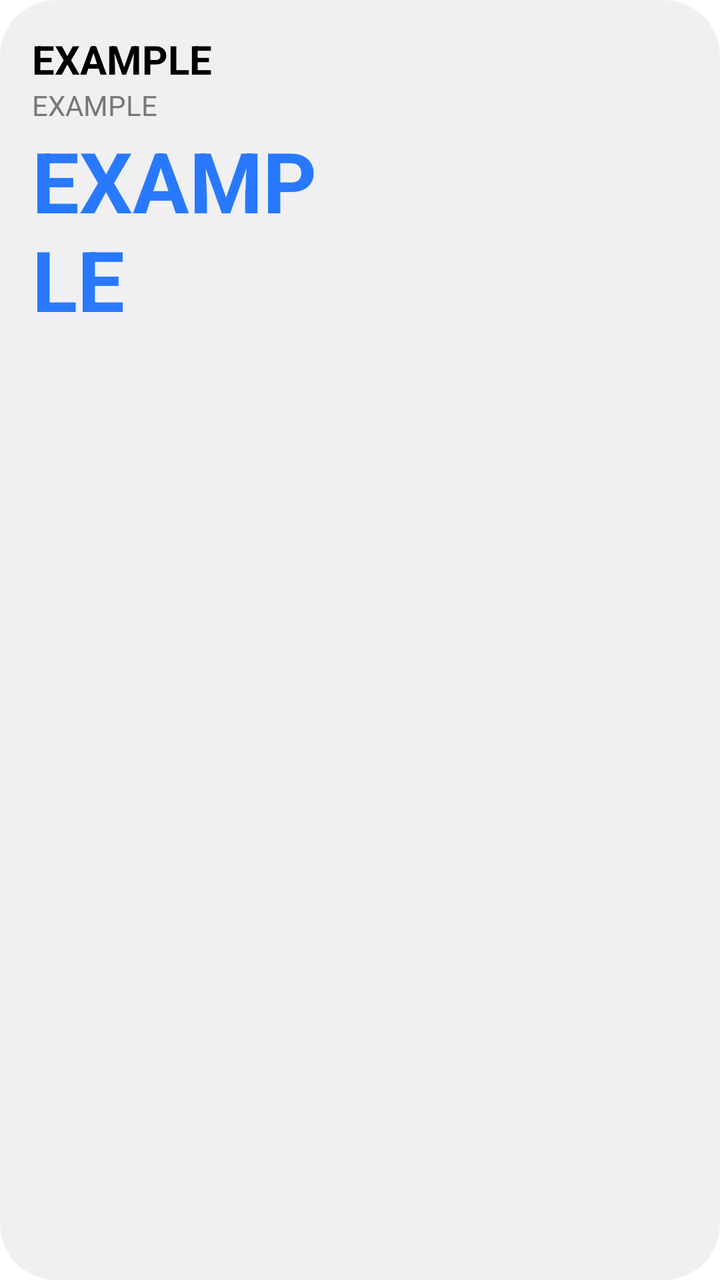
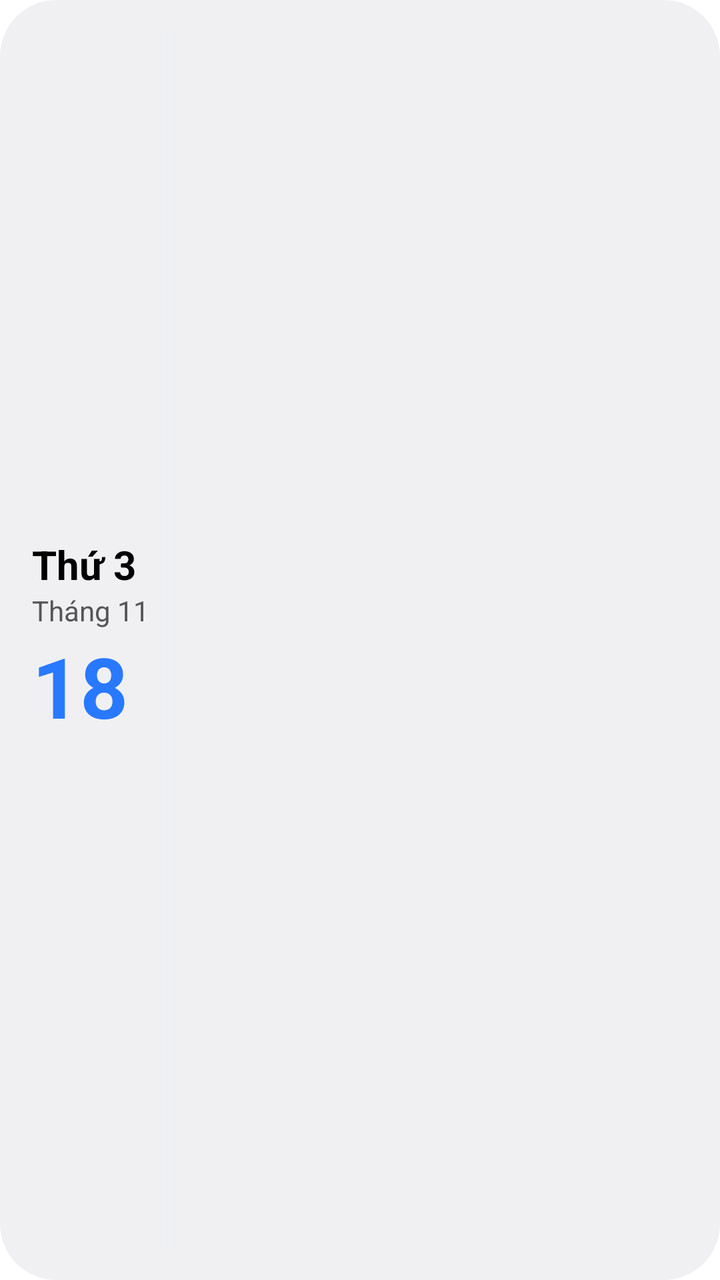

Two renders of the same Android screen: before a commit and after it. Below are the layout's source before the change and the commit's diff.
<!-- AndroidManifest.xml: fallback theme Theme.MaterialComponents.DayNight.NoActionBar -->
<!-- res/layout/schedule_widget.xml -->
<RelativeLayout xmlns:android="http://schemas.android.com/apk/res/android"
    style="@style/Widget.Android.AppWidget.Container"
    android:layout_width="match_parent"
    android:layout_height="match_parent"
    android:theme="@style/Theme.Android.AppWidgetContainer">

    <LinearLayout
        android:id="@+id/scheduleContainer"
        android:orientation="horizontal"
        android:layout_width="match_parent"
        android:layout_height="wrap_content"
        android:gravity="center_vertical">
        <LinearLayout
            android:id="@+id/date_section"
            android:orientation="vertical"
            android:layout_width="160dp"
            android:layout_height="wrap_content"
            android:layout_alignParentStart="true">

            <TextView
                android:id="@+id/tvWeekday"
                android:layout_width="wrap_content"
                android:layout_height="wrap_content"
                android:text="@string/appwidget_text"
                android:contentDescription="@string/appwidget_text"
                android:textSize="20sp"
                android:textStyle="bold"
                android:textColor="#000000"/>

            <TextView
                android:id="@+id/tvMonth"
                android:layout_width="wrap_content"
                android:layout_height="wrap_content"
                android:text="@string/appwidget_text"
                android:contentDescription="@string/appwidget_text"
                android:textSize="14sp"
                android:textColor="#777777"/>

            <TextView
                android:id="@+id/tvDay"
                android:layout_width="wrap_content"
                android:layout_height="wrap_content"
                android:text="@string/appwidget_text"
                android:contentDescription="@string/appwidget_text"
                android:textSize="42sp"
                android:textStyle="bold"
                android:textColor="#2979FF"/>
        </LinearLayout>


    <ListView
        android:id="@+id/lvSchedule"
        android:layout_width="match_parent"
        android:layout_height="match_parent"
        android:layout_toEndOf="@id/scheduleContainer"
        android:divider="@android:color/transparent"
        android:dividerHeight="8dp"/>
    </LinearLayout>

</RelativeLayout>
<!-- resources referenced by this layout -->
<resources>
  <string name="appwidget_text">EXAMPLE</string>
  <style name="Theme.Android.AppWidgetContainer" parent="Theme.Android.AppWidgetContainerParent">
          
          <item name="appWidgetPadding">16dp</item>
      </style>
  <style name="Widget.Android.AppWidget.Container" parent="android:Widget">
          <item name="android:id">@android:id/background</item>
          <item name="android:background">?android:attr/colorBackground</item>
      </style>
  <style name="Theme.Android.AppWidgetContainerParent" parent="@android:style/Theme.DeviceDefault">
          
          <item name="appWidgetRadius">16dp</item>
          
          <item name="appWidgetInnerRadius">8dp</item>
      </style>
</resources>

<!-- the commit's change to res/layout/schedule_widget.xml (unified diff, before → after) -->
@@ -8,21 +8,20 @@
         android:id="@+id/scheduleContainer"
         android:orientation="horizontal"
         android:layout_width="match_parent"
-        android:layout_height="wrap_content"
+        android:layout_height="match_parent"
         android:gravity="center_vertical">
         <LinearLayout
             android:id="@+id/date_section"
             android:orientation="vertical"
-            android:layout_width="160dp"
-            android:layout_height="wrap_content"
-            android:layout_alignParentStart="true">
+            android:layout_width="wrap_content"
+            android:layout_height="wrap_content">
 
             <TextView
                 android:id="@+id/tvWeekday"
                 android:layout_width="wrap_content"
                 android:layout_height="wrap_content"
-                android:text="@string/appwidget_text"
-                android:contentDescription="@string/appwidget_text"
+                android:text="@string/schedule_widget_weekday"
+                android:contentDescription="@string/schedule_widget_weekday"
                 android:textSize="20sp"
                 android:textStyle="bold"
                 android:textColor="#000000"/>
@@ -31,22 +30,35 @@
                 android:id="@+id/tvMonth"
                 android:layout_width="wrap_content"
                 android:layout_height="wrap_content"
-                android:text="@string/appwidget_text"
-                android:contentDescription="@string/appwidget_text"
+                android:text="@string/schedule_widget_month"
+                android:contentDescription="@string/schedule_widget_month"
                 android:textSize="14sp"
-                android:textColor="#777777"/>
+                android:textColor="#555555"/>
 
             <TextView
                 android:id="@+id/tvDay"
                 android:layout_width="wrap_content"
                 android:layout_height="wrap_content"
-                android:text="@string/appwidget_text"
-                android:contentDescription="@string/appwidget_text"
+                android:text="@string/schedule_widget_day"
+                android:contentDescription="@string/schedule_widget_day"
                 android:textSize="42sp"
                 android:textStyle="bold"
                 android:textColor="#2979FF"/>
         </LinearLayout>
-
+        
+        <LinearLayout
+            android:orientation="vertical"
+            android:layout_width="wrap_content"
+            android:layout_height="match_parent"
+            android:paddingStart="8dp"
+            android:paddingEnd="8dp">
+                <LinearLayout
+                android:id="@+id/divider"
+                android:orientation="vertical"
+                android:layout_width="1dp"
+                android:layout_height="match_parent"
+                android:background="#E7F1F9" />
+        </LinearLayout>
 
     <ListView
         android:id="@+id/lvSchedule"
<!-- resource entries referenced after the edit -->
@@ -1,6 +1,8 @@
 <!-- resources referenced by this layout -->
 <resources>
-  <string name="appwidget_text">EXAMPLE</string>
+  <string name="schedule_widget_day">18</string>
+  <string name="schedule_widget_month">Tháng 11</string>
+  <string name="schedule_widget_weekday">Thứ 3</string>
   <style name="Theme.Android.AppWidgetContainer" parent="Theme.Android.AppWidgetContainerParent">
           
           <item name="appWidgetPadding">16dp</item>
